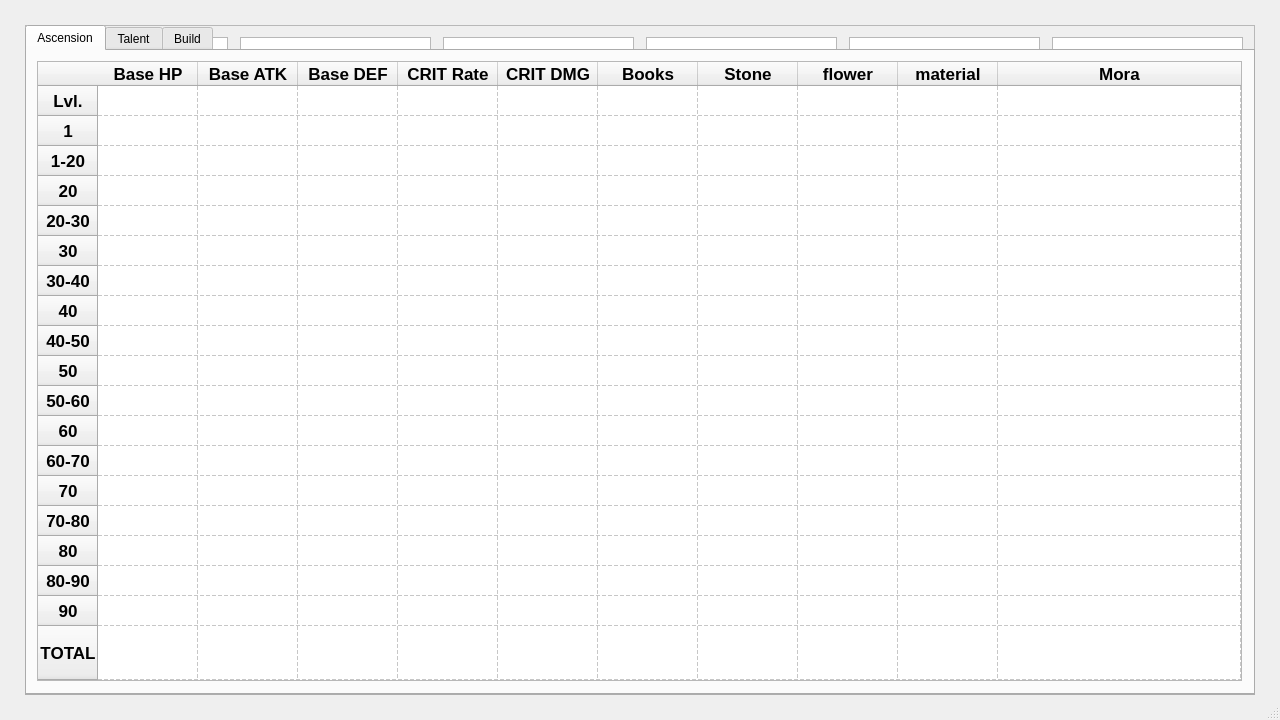
Qt form genshin_try.ui (crimvael/genshin_try) before a commit.
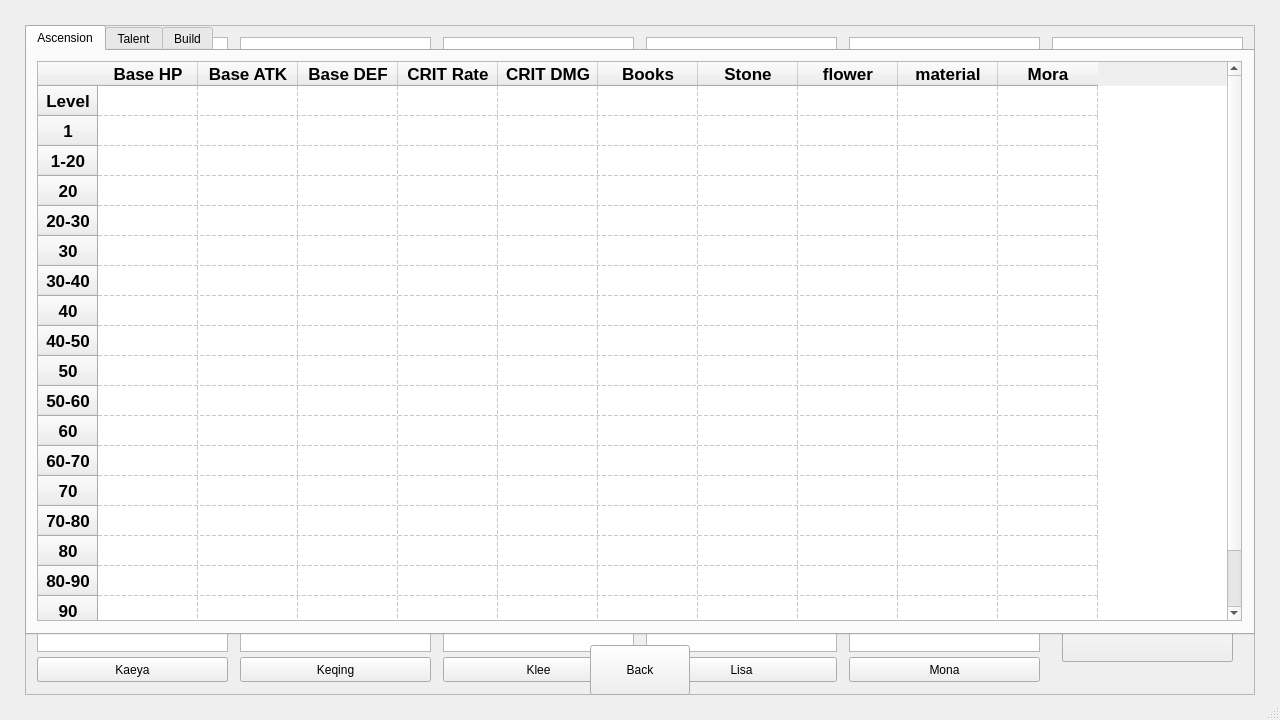
The same form after that commit. Icons and pictures are not drawn.

What changed in the file:
```diff
--- a/genshin_try.ui
+++ b/genshin_try.ui
@@ -908,7 +908,7 @@
       <x>25</x>
       <y>25</y>
       <width>1230</width>
-      <height>670</height>
+      <height>610</height>
      </rect>
     </property>
     <property name="currentIndex">
@@ -930,7 +930,7 @@
         <x>10</x>
         <y>10</y>
         <width>1205</width>
-        <height>620</height>
+        <height>560</height>
        </rect>
       </property>
       <property name="sizePolicy">
@@ -979,14 +979,14 @@
        <bool>false</bool>
       </attribute>
       <attribute name="horizontalHeaderStretchLastSection">
-       <bool>true</bool>
+       <bool>false</bool>
       </attribute>
       <attribute name="verticalHeaderStretchLastSection">
-       <bool>true</bool>
+       <bool>false</bool>
       </attribute>
       <row>
        <property name="text">
-        <string>Lvl.</string>
+        <string>Level</string>
        </property>
        <property name="font">
         <font>
@@ -1283,6 +1283,9 @@
        <property name="textAlignment">
         <set>AlignCenter</set>
        </property>
+       <property name="icon">
+        <iconset theme="aaa"/>
+       </property>
       </column>
       <column>
        <property name="text">
@@ -1432,10 +1435,24 @@
      </attribute>
     </widget>
    </widget>
+   <widget class="QPushButton" name="pushButton">
+    <property name="geometry">
+     <rect>
+      <x>590</x>
+      <y>645</y>
+      <width>100</width>
+      <height>50</height>
+     </rect>
+    </property>
+    <property name="text">
+     <string>Back</string>
+    </property>
+   </widget>
    <zorder>frame</zorder>
    <zorder>frame_3</zorder>
    <zorder>frame_2</zorder>
    <zorder>tabWidget</zorder>
+   <zorder>pushButton</zorder>
   </widget>
   <widget class="QMenuBar" name="menubar">
    <property name="geometry">
```
